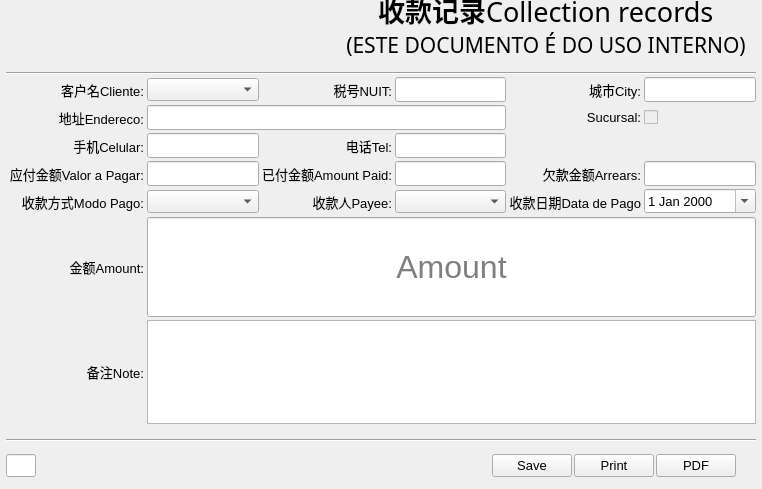
Old version of the form Ui/FormReceivableEdit.ui in the repository golden7602/zion.
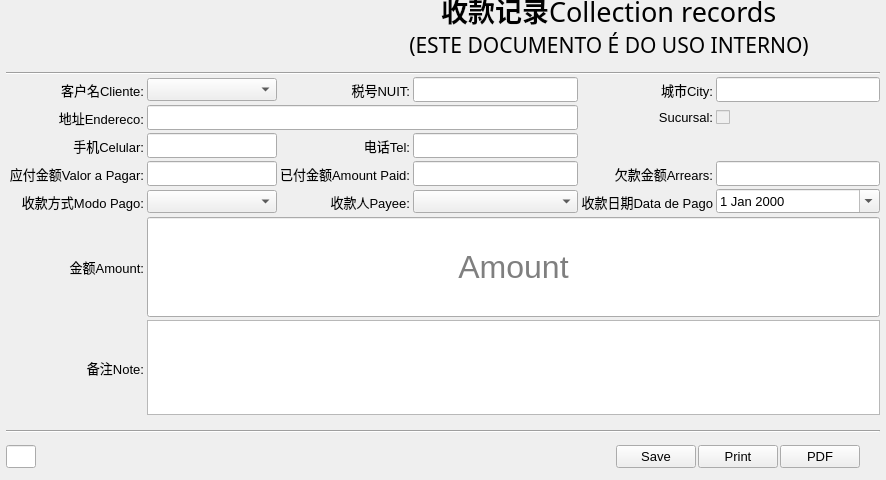
New version of the form. Icons and pictures are not drawn.

Commit message: 编辑子窗体删除功能由菜单修改为按钮

Diff of the .ui file:
```diff
--- a/Ui/FormReceivableEdit.ui
+++ b/Ui/FormReceivableEdit.ui
@@ -6,13 +6,13 @@
    <rect>
     <x>0</x>
     <y>0</y>
-    <width>762</width>
-    <height>489</height>
+    <width>886</width>
+    <height>480</height>
    </rect>
   </property>
   <property name="maximumSize">
    <size>
-    <width>762</width>
+    <width>1000</width>
     <height>500</height>
    </size>
   </property>
@@ -356,12 +356,21 @@
          <height>25</height>
         </size>
        </property>
+       <property name="maximumSize">
+        <size>
+         <width>130</width>
+         <height>16777215</height>
+        </size>
+       </property>
        <property name="sizeIncrement">
         <size>
          <width>0</width>
          <height>25</height>
         </size>
        </property>
+       <property name="alignment">
+        <set>Qt::AlignRight|Qt::AlignTrailing|Qt::AlignVCenter</set>
+       </property>
        <property name="clearButtonEnabled">
         <bool>true</bool>
        </property>
@@ -567,13 +576,23 @@
          <height>25</height>
         </size>
        </property>
+       <property name="alignment">
+        <set>Qt::AlignRight|Qt::AlignTrailing|Qt::AlignVCenter</set>
+       </property>
        <property name="clearButtonEnabled">
         <bool>true</bool>
        </property>
       </widget>
      </item>
      <item row="0" column="2">
-      <widget class="QComboBox" name="fCustomerID"/>
+      <widget class="QComboBox" name="fCustomerID">
+       <property name="maximumSize">
+        <size>
+         <width>130</width>
+         <height>16777215</height>
+        </size>
+       </property>
+      </widget>
      </item>
      <item row="3" column="6">
       <widget class="QLineEdit" name="fArrears">
@@ -589,6 +608,9 @@
          <height>25</height>
         </size>
        </property>
+       <property name="alignment">
+        <set>Qt::AlignRight|Qt::AlignTrailing|Qt::AlignVCenter</set>
+       </property>
        <property name="clearButtonEnabled">
         <bool>true</bool>
        </property>
@@ -718,6 +740,12 @@
          <height>25</height>
         </size>
        </property>
+       <property name="maximumSize">
+        <size>
+         <width>130</width>
+         <height>16777215</height>
+        </size>
+       </property>
        <property name="sizeIncrement">
         <size>
          <width>0</width>
```
Left out of the diff: 2 changed lines with no effect on the pictures. The commit also changes 6 other files.
